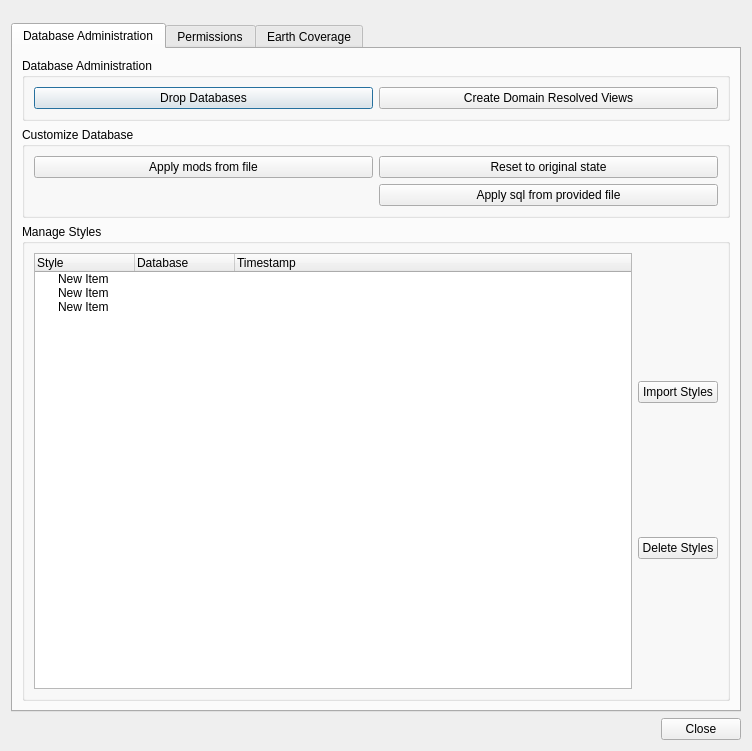
Old version of the form ServerTools/batchDbManager.ui in the repository dsgoficial/DsgTools.
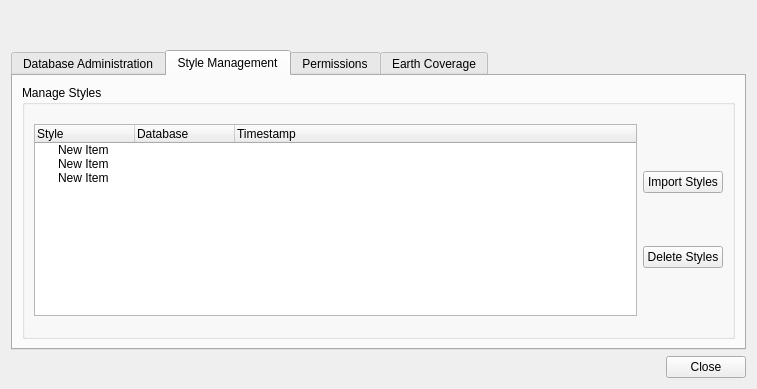
New version of the form. The open tabs and pages were chosen to show the change. Custom widgets are drawn as their Qt base class.

Diff of the .ui file:
```diff
--- a/ServerTools/batchDbManager.ui
+++ b/ServerTools/batchDbManager.ui
@@ -6,8 +6,8 @@
    <rect>
     <x>0</x>
     <y>0</y>
-    <width>752</width>
-    <height>751</height>
+    <width>757</width>
+    <height>389</height>
    </rect>
   </property>
   <property name="windowTitle">
@@ -28,6 +28,12 @@
        <verstretch>0</verstretch>
       </sizepolicy>
      </property>
+     <property name="maximumSize">
+      <size>
+       <width>800</width>
+       <height>300</height>
+      </size>
+     </property>
      <property name="currentIndex">
       <number>0</number>
      </property>
@@ -92,14 +98,39 @@
          <zorder>pushButton</zorder>
         </widget>
        </item>
-       <item row="2" column="0">
+      </layout>
+     </widget>
+     <widget class="QWidget" name="styleManagement">
+      <attribute name="title">
+       <string>Style Management</string>
+      </attribute>
+      <layout class="QGridLayout" name="gridLayout_11">
+       <item row="0" column="0">
         <widget class="QGroupBox" name="groupBox_6">
+         <property name="maximumSize">
+          <size>
+           <width>800</width>
+           <height>400</height>
+          </size>
+         </property>
          <property name="title">
           <string>Manage Styles</string>
          </property>
          <layout class="QGridLayout" name="gridLayout_4">
           <item row="0" column="0">
            <widget class="QTreeWidget" name="treeWidget_2">
+            <property name="sizePolicy">
+             <sizepolicy hsizetype="MinimumExpanding" vsizetype="Minimum">
+              <horstretch>0</horstretch>
+              <verstretch>0</verstretch>
+             </sizepolicy>
+            </property>
+            <property name="maximumSize">
+             <size>
+              <width>800</width>
+              <height>16777215</height>
+             </size>
+            </property>
             <attribute name="headerDefaultSectionSize">
              <number>100</number>
             </attribute>
```
Left out of the diff: 36 changed lines with no effect on the pictures.
